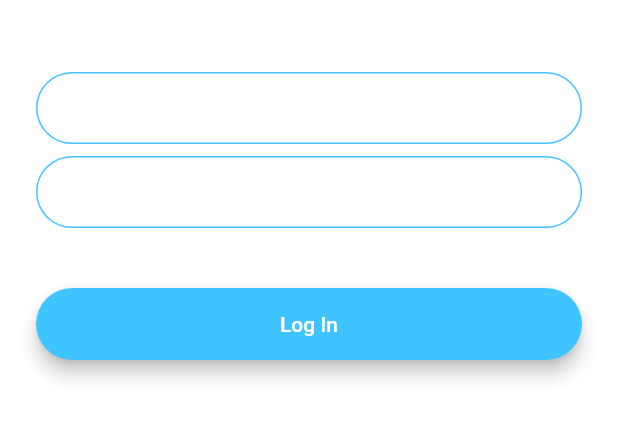
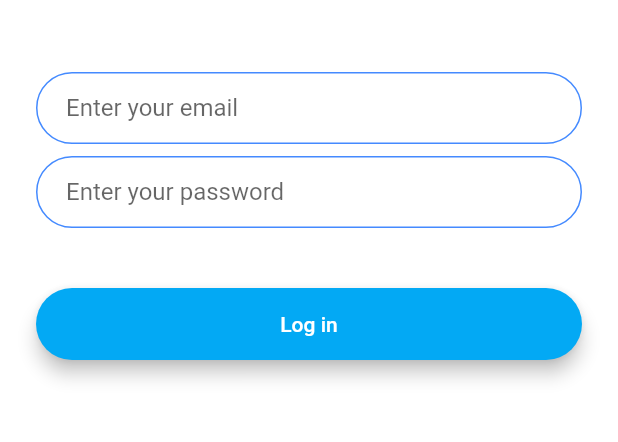
Before and after one commit to Gustavo23/Slow-Chat, a Flutter app: the screen it shows after launch, on a phone screen of 412 x 824 dp, the part 576-1018 px from its top. Run offline on Flutter 3.47's test engine with Material 2 defaults, Android fonts, the phone set to English and light mode, and no system bars; our stand-ins replace animated_text_kit.

Commit message:
@Refactoring

```diff
--- /dev/null
+++ b/lib/components/rounded_button.dart
@@ -0,0 +1,32 @@
+import 'package:flutter/material.dart';
+
+class RoundedButton extends StatelessWidget {
+  RoundedButton({this.color, this.title, @required this.onPressed});
+
+  final Color color;
+  final String title;
+  final Function onPressed;
+
+  @override
+  Widget build(BuildContext context) {
+    return Padding(
+      padding: EdgeInsets.symmetric(vertical: 16.0),
+      child: Material(
+        elevation: 5.0,
+        color: color,
+        borderRadius: BorderRadius.circular(30.0),
+        child: MaterialButton(
+          onPressed: onPressed,
+          minWidth: 200.0,
+          height: 42.0,
+          child: Text(
+            title,
+            style: TextStyle(
+              color: Colors.white,
+            ),
+          ),
+        ),
+      ),
+    );
+  }
+}
--- a/lib/constants.dart
+++ b/lib/constants.dart
@@ -17,3 +17,19 @@ const kMessageContainerDecoration = BoxDecoration(
     top: BorderSide(color: Colors.lightBlueAccent, width: 2.0),
   ),
 );
+
+const kTextFieldDecoration = InputDecoration(
+  hintText: 'Enter a value',
+  contentPadding: EdgeInsets.symmetric(vertical: 10.0, horizontal: 20.0),
+  border: OutlineInputBorder(
+    borderRadius: BorderRadius.all(Radius.circular(32.0)),
+  ),
+  enabledBorder: OutlineInputBorder(
+    borderSide: BorderSide(color: Colors.blueAccent, width: 1.0),
+    borderRadius: BorderRadius.all(Radius.circular(32.0)),
+  ),
+  focusedBorder: OutlineInputBorder(
+    borderSide: BorderSide(color: Colors.blueAccent, width: 2.0),
+    borderRadius: BorderRadius.all(Radius.circular(32.0)),
+  ),
+);
--- a/lib/main.dart
+++ b/lib/main.dart
@@ -10,11 +10,6 @@ class FlashChat extends StatelessWidget {
   @override
   Widget build(BuildContext context) {
     return MaterialApp(
-      theme: ThemeData.dark().copyWith(
-        textTheme: TextTheme(
-          bodyText2: TextStyle(color: Colors.black54),
-        ),
-      ),
       home: WelcomeScreen(),
       initialRoute: 'login_screen',
       routes: {
--- a/lib/screens/login_screen.dart
+++ b/lib/screens/login_screen.dart
@@ -1,4 +1,6 @@
+import 'package:flash_chat/constants.dart';
 import 'package:flutter/material.dart';
+import 'package:flash_chat/components/rounded_button.dart';
 
 class LoginScreen extends StatefulWidget {
   static String id = 'login_screen';
@@ -32,24 +34,8 @@ class _LoginScreenState extends State<LoginScreen> {
               onChanged: (value) {
                 //Do something with the user input.
               },
-              decoration: InputDecoration(
-                hintText: 'Enter your email',
-                contentPadding:
-                    EdgeInsets.symmetric(vertical: 10.0, horizontal: 20.0),
-                border: OutlineInputBorder(
-                  borderRadius: BorderRadius.all(Radius.circular(32.0)),
-                ),
-                enabledBorder: OutlineInputBorder(
-                  borderSide:
-                      BorderSide(color: Colors.lightBlueAccent, width: 1.0),
-                  borderRadius: BorderRadius.all(Radius.circular(32.0)),
-                ),
-                focusedBorder: OutlineInputBorder(
-                  borderSide:
-                      BorderSide(color: Colors.lightBlueAccent, width: 2.0),
-                  borderRadius: BorderRadius.all(Radius.circular(32.0)),
-                ),
-              ),
+              decoration:
+                  kTextFieldDecoration.copyWith(hintText: 'Enter your email'),
             ),
             SizedBox(
               height: 8.0,
@@ -58,45 +44,18 @@ class _LoginScreenState extends State<LoginScreen> {
               onChanged: (value) {
                 //Do something with the user input.
               },
-              decoration: InputDecoration(
-                hintText: 'Enter your password.',
-                contentPadding:
-                    EdgeInsets.symmetric(vertical: 10.0, horizontal: 20.0),
-                border: OutlineInputBorder(
-                  borderRadius: BorderRadius.all(Radius.circular(32.0)),
-                ),
-                enabledBorder: OutlineInputBorder(
-                  borderSide:
-                      BorderSide(color: Colors.lightBlueAccent, width: 1.0),
-                  borderRadius: BorderRadius.all(Radius.circular(32.0)),
-                ),
-                focusedBorder: OutlineInputBorder(
-                  borderSide:
-                      BorderSide(color: Colors.lightBlueAccent, width: 2.0),
-                  borderRadius: BorderRadius.all(Radius.circular(32.0)),
-                ),
-              ),
+              decoration: kTextFieldDecoration.copyWith(
+                  hintText: 'Enter your password'),
             ),
             SizedBox(
               height: 24.0,
             ),
-            Padding(
-              padding: EdgeInsets.symmetric(vertical: 16.0),
-              child: Material(
-                color: Colors.lightBlueAccent,
-                borderRadius: BorderRadius.all(Radius.circular(30.0)),
-                elevation: 5.0,
-                child: MaterialButton(
-                  onPressed: () {
-                    //Implement login functionality.
-                  },
-                  minWidth: 200.0,
-                  height: 42.0,
-                  child: Text(
-                    'Log In',
-                  ),
-                ),
-              ),
+            RoundedButton(
+              title: 'Log in',
+              color: Colors.lightBlue,
+              onPressed: () {
+                Navigator.pushNamed(context, LoginScreen.id);
+              },
             ),
           ],
         ),
```
Also changed, not shown: lib/screens/registration_screen.dart (+10 -50 lines), lib/screens/welcome_screen.dart (+8 -29 lines).
